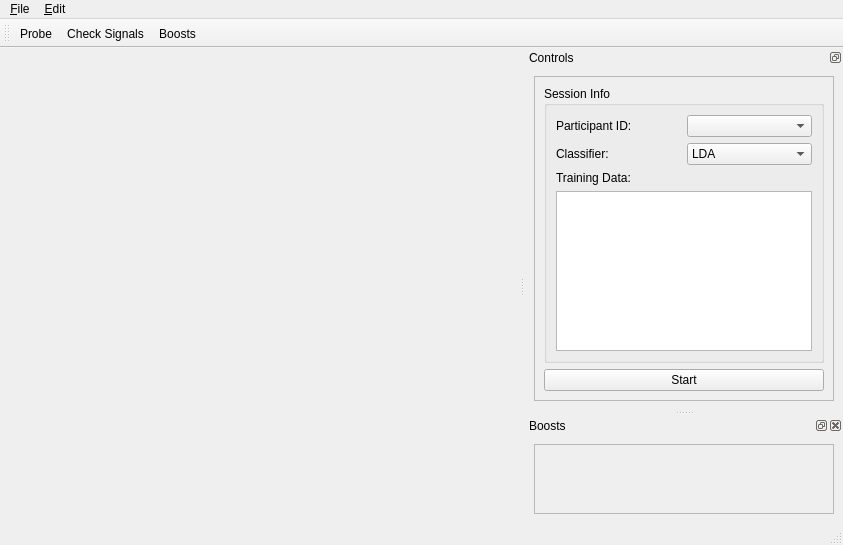
This is pygesture/ui/test_template.ui in ixjlyons/pygesture as Qt 5 draws it before an edit. The edited form follows.
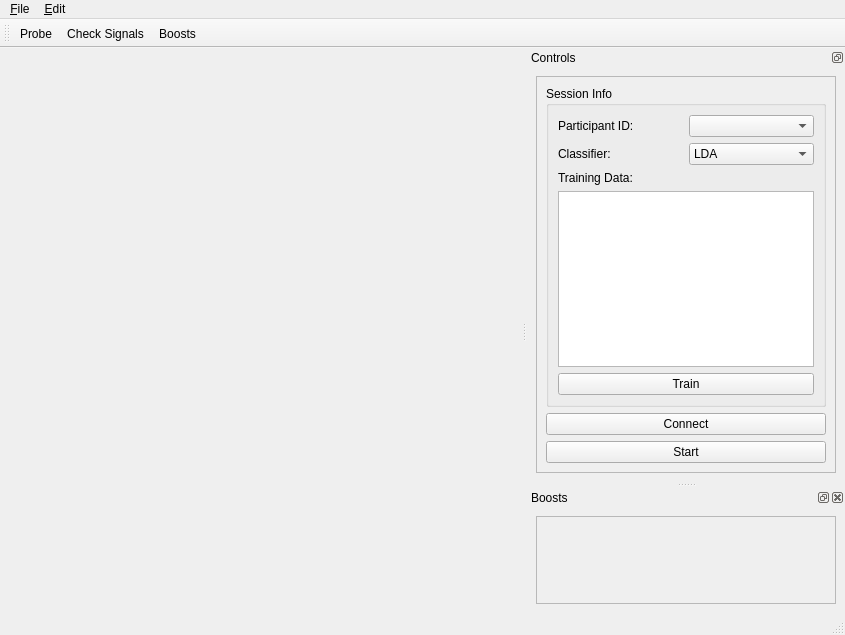
This is the edited form. Icons and pictures are not drawn. Custom widgets are drawn as their Qt base class.

Commit message: Started a different main UI (this time with tabs). Some improvements to the test UI -- mainly separating the acts of starting the vrep simulation and running the pipeline to two separate buttons.

The edit to the form file:
```diff
--- a/pygesture/ui/test_template.ui
+++ b/pygesture/ui/test_template.ui
@@ -6,8 +6,8 @@
    <rect>
     <x>0</x>
     <y>0</y>
-    <width>843</width>
-    <height>545</height>
+    <width>845</width>
+    <height>635</height>
    </rect>
   </property>
   <property name="windowTitle">
@@ -41,8 +41,8 @@
     <rect>
      <x>0</x>
      <y>0</y>
-     <width>843</width>
-     <height>19</height>
+     <width>845</width>
+     <height>23</height>
     </rect>
    </property>
    <widget class="QMenu" name="menu_File">
@@ -107,15 +107,27 @@
          <rect>
           <x>0</x>
           <y>0</y>
-          <width>300</width>
-          <height>323</height>
+          <width>302</width>
+          <height>381</height>
          </rect>
         </property>
         <layout class="QGridLayout" name="gridLayout_3">
          <item row="1" column="0">
-          <widget class="QPushButton" name="startButton">
+          <widget class="QPushButton" name="connectButton">
            <property name="text">
-            <string>Start</string>
+            <string>Connect</string>
+           </property>
+           <property name="icon">
+            <iconset theme="insert-link"/>
+           </property>
+           <property name="checkable">
+            <bool>true</bool>
+           </property>
+           <property name="checked">
+            <bool>false</bool>
+           </property>
+           <property name="flat">
+            <bool>false</bool>
            </property>
           </widget>
          </item>
@@ -197,9 +209,26 @@
               </item>
              </layout>
             </item>
+            <item row="3" column="0">
+             <widget class="QPushButton" name="trainButton">
+              <property name="text">
+               <string>Train</string>
+              </property>
+             </widget>
+            </item>
            </layout>
           </widget>
          </item>
+         <item row="2" column="0">
+          <widget class="QPushButton" name="startButton">
+           <property name="text">
+            <string>Start</string>
+           </property>
+           <property name="icon">
+            <iconset theme="media-playback-start"/>
+           </property>
+          </widget>
+         </item>
         </layout>
        </widget>
       </widget>
@@ -258,8 +287,8 @@
          <rect>
           <x>0</x>
           <y>0</y>
-          <width>300</width>
-          <height>68</height>
+          <width>302</width>
+          <height>84</height>
          </rect>
         </property>
         <layout class="QGridLayout" name="gridLayout_6">
```
The commit also changes 7 other files.
